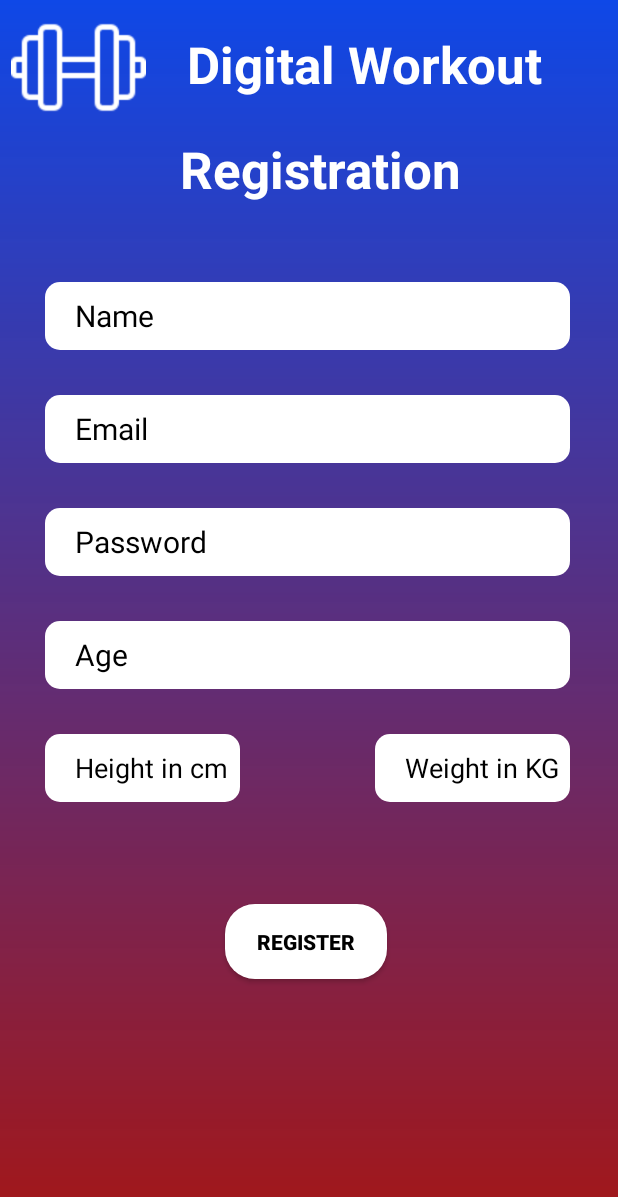
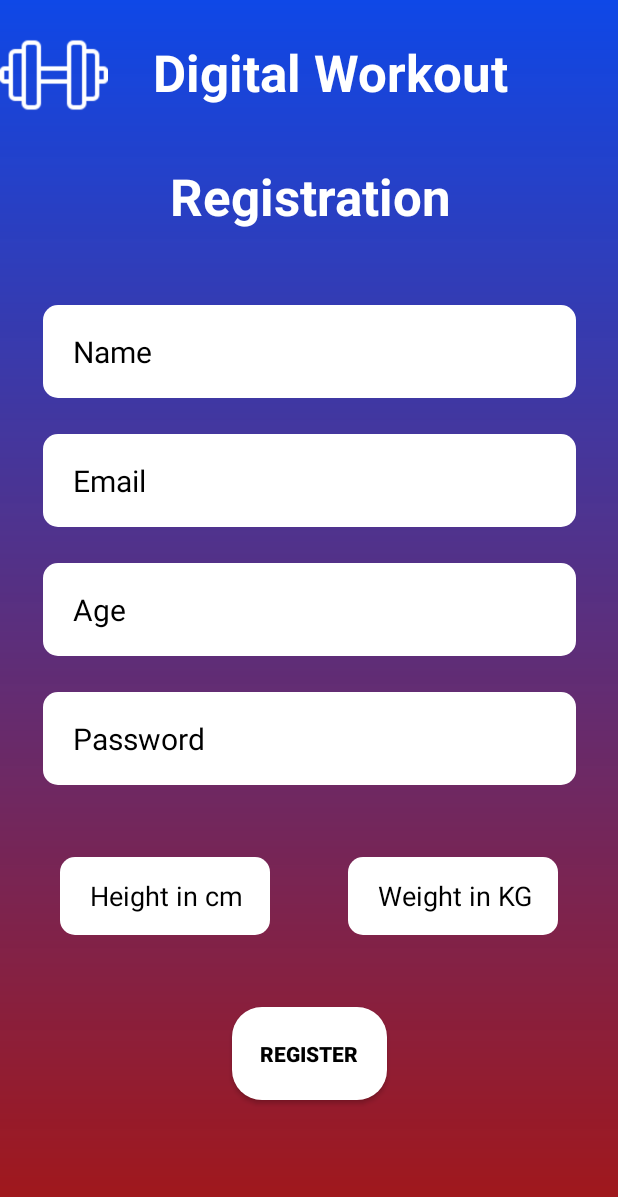
Before and after one commit to AsjadIftikhar/workout, an Android app: the RegistrationActivity screen opened directly, with no data from a screen before it, on a phone screen of 412 x 824 dp. Shown: the top 1197 px of the screen. Run offline under Robolectric (Android 15) with nearby library versions, the phone set to English and light mode, and no system bars; our stand-ins replace Firebase (no records; nobody signed in at launch, a user with empty details on screens opened directly).

Commit message:
registration page

```diff
--- a/app/src/main/res/layout/activity_home.xml
+++ b/app/src/main/res/layout/activity_home.xml
@@ -102,7 +102,7 @@
         android:id="@+id/btn_signup"
         android:layout_width="108dp"
         android:layout_height="50dp"
-        android:layout_marginTop="120dp"
+        android:layout_marginTop="84dp"
         android:background="@drawable/custom_buttons"
         android:text="Sign Up"
         android:textColor="#707070"
--- a/app/src/main/res/layout/activity_registration.xml
+++ b/app/src/main/res/layout/activity_registration.xml
@@ -8,23 +8,14 @@
     android:background="@drawable/ic_iphone_12_pro_max___11">
 
 
-    <ScrollView
-        android:layout_width="match_parent"
-        android:layout_height="match_parent"
-        app:layout_constraintBottom_toBottomOf="parent"
+    <LinearLayout
+        android:id="@+id/linearLayout2"
+        android:layout_width="wrap_content"
+        android:layout_height="wrap_content"
+        android:orientation="horizontal"
         app:layout_constraintEnd_toEndOf="parent"
         app:layout_constraintStart_toStartOf="parent"
         app:layout_constraintTop_toTopOf="parent">
-
-        <LinearLayout
-            android:layout_width="match_parent"
-            android:layout_height="wrap_content"
-            android:orientation="vertical">
-
-            <LinearLayout
-                android:layout_width="match_parent"
-                android:layout_height="match_parent"
-                android:orientation="horizontal">
 
         <ImageView
             android:id="@+id/imageView6"
@@ -35,163 +26,170 @@
 
         <TextView
             android:id="@+id/textView"
-                    android:layout_width="307dp"
-                    android:layout_height="70dp"
-                    android:layout_marginTop="20dp"
+            android:layout_width="340dp"
+            android:layout_height="match_parent"
+            android:layout_marginTop="25dp"
+            android:paddingLeft="30dp"
             android:text="Digital Workout"
             android:textAlignment="center"
-                    android:paddingLeft="20dp"
             android:textColor="@color/white"
             android:textSize="34sp"
             android:textStyle="bold"
-                    android:typeface="normal"
-                    app:layout_constraintEnd_toEndOf="parent"
-                    app:layout_constraintHorizontal_bias="0.512"
-                    app:layout_constraintStart_toStartOf="parent"
-                    app:layout_constraintTop_toBottomOf="@+id/imageView2" />
+            android:typeface="normal" />
 
     </LinearLayout>
 
     <TextView
         android:id="@+id/textView3"
-                android:layout_width="283dp"
-                android:layout_height="68dp"
-                android:layout_marginLeft="100dp"
+        android:layout_width="246dp"
+        android:layout_height="63dp"
+        android:layout_marginTop="8dp"
         android:paddingLeft="20dp"
         android:text="Registration"
         android:textAlignment="center"
         android:textAllCaps="false"
         android:textColor="#FFFFFF"
         android:textSize="34sp"
-                android:textStyle="bold" />
+        android:textStyle="bold"
+        app:layout_constraintEnd_toEndOf="parent"
+        app:layout_constraintHorizontal_bias="0.564"
+        app:layout_constraintStart_toStartOf="parent"
+        app:layout_constraintTop_toBottomOf="@+id/linearLayout2" />
 
     <EditText
         android:id="@+id/tv_name"
-                android:layout_width="350dp"
-                android:layout_height="45dp"
-                android:layout_marginLeft="30dp"
-                android:layout_marginTop="30dp"
+        android:layout_width="355dp"
+        android:layout_height="62dp"
+        android:layout_marginStart="8dp"
+        android:layout_marginTop="32dp"
+        android:layout_marginEnd="8dp"
         android:background="@drawable/custom_editview"
         android:ems="10"
         android:hint="Name"
         android:inputType="textPersonName"
+
         android:paddingLeft="20dp"
         android:textColor="#000000"
         android:textColorHint="#000000"
+        android:textSize="20dp"
+        app:layout_constraintEnd_toEndOf="parent"
+        app:layout_constraintStart_toStartOf="parent"
+        app:layout_constraintTop_toBottomOf="@+id/textView3" />
 
-                android:textSize="20dp" />
     <EditText
         android:id="@+id/tv_email"
-                android:layout_width="350dp"
-                android:layout_height="45dp"
+        android:layout_width="355dp"
+        android:layout_height="62dp"
+        android:layout_marginTop="24dp"
+        android:background="@drawable/custom_editview"
         android:ems="10"
+        android:hint="Email"
         android:inputType="textEmailAddress"
-                android:hint="Email"
+        android:paddingLeft="20dp"
+        android:textColor="#000000"
+
         android:textColorHint="#000000"
         android:textSize="20dp"
+        app:layout_constraintEnd_toEndOf="parent"
+        app:layout_constraintStart_toStartOf="parent"
+        app:layout_constraintTop_toBottomOf="@+id/tv_name" />
+
+    <EditText
+        android:id="@+id/tv_Age"
+        android:layout_width="355dp"
+        android:layout_height="62dp"
+        android:layout_marginTop="24dp"
+        android:background="@drawable/custom_editview"
+        android:ems="10"
+        android:hint="Age"
+        android:inputType="number"
+        android:paddingLeft="20dp"
         android:textColor="#000000"
-                android:layout_marginTop="30dp"
-                android:layout_marginLeft="30dp"
-                android:paddingLeft="20dp"
 
-                android:background="@drawable/custom_editview"
-                />
-            <EditText
-                android:id="@+id/tv_password"
-                android:layout_width="350dp"
-                android:layout_height="45dp"
-                android:ems="10"
-                android:inputType="textPersonName"
-                android:hint="Password"
         android:textColorHint="#000000"
         android:textSize="20dp"
-                android:textColor="#000000"
-                android:layout_marginTop="30dp"
-                android:layout_marginLeft="30dp"
-                android:paddingLeft="20dp"
+        app:layout_constraintEnd_toEndOf="parent"
+        app:layout_constraintStart_toStartOf="parent"
+        app:layout_constraintTop_toBottomOf="@+id/tv_email" />
 
-                android:background="@drawable/custom_editview"
-                />
-            <EditText
-                android:id="@+id/tv_Age"
-                android:layout_width="350dp"
-                android:layout_height="45dp"
-                android:ems="10"
-                android:inputType="number"
-                android:hint="Age"
-                android:textColorHint="#000000"
-                android:textSize="20dp"
-                android:textColor="#000000"
-                android:layout_marginTop="30dp"
-                android:layout_marginLeft="30dp"
-                android:paddingLeft="20dp"
-
-                android:background="@drawable/custom_editview"
-                />
-
-            <LinearLayout
-                android:layout_width="match_parent"
-                android:layout_height="match_parent"
-                android:orientation="horizontal">
-
-                <EditText
-                    android:id="@+id/tv_height"
-                    android:layout_width="130dp"
-                    android:layout_height="45dp"
-                    android:layout_marginLeft="30dp"
-                    android:layout_marginTop="30dp"
-                    android:background="@drawable/custom_editview"
-                    android:ems="10"
-                    android:inputType="number"
-                    android:paddingLeft="20dp"
-                    android:hint="Height in cm"
-                    android:textColorHint="#000000"
-                    android:textSize="18dp"
-                    android:textColor="#000000"/>
-                <EditText
-                    android:id="@+id/tv_weight"
-                    android:layout_width="130dp"
-                    android:layout_height="45dp"
-                    android:layout_marginLeft="90dp"
-                    android:layout_marginTop="30dp"
-                    android:background="@drawable/custom_editview"
-                    android:ems="10"
-                    android:inputType="number"
-                    android:paddingLeft="20dp"
-                    android:hint="Weight in KG"
-                    android:textColorHint="#000000"
-                    android:textSize="18dp"
-                    android:textColor="#000000"
-                     />
-            </LinearLayout>
     <Button
         android:id="@+id/btn_register"
-                android:layout_width="108dp"
-                android:layout_height="50dp"
-                android:layout_marginTop="68dp"
-                android:layout_marginLeft="150dp"
+        android:layout_width="103dp"
+        android:layout_height="62dp"
+        android:layout_marginTop="148dp"
+
         android:background="@drawable/custom_buttons"
-
         android:text="Register"
+        android:textColor="#000000"
         android:textStyle="bold"
-                android:textColor="#000000"
         app:backgroundTint="#FFFFFF"
         app:iconTint="#DEE1F4"
         app:layout_constraintEnd_toEndOf="parent"
-                app:layout_constraintHorizontal_bias="0.498"
         app:layout_constraintStart_toStartOf="parent"
-                app:layout_constraintTop_toBottomOf="@+id/button" />
+        app:layout_constraintTop_toBottomOf="@+id/tv_password" />
 
     <ProgressBar
         android:id="@+id/progressbar_register"
         style="?android:attr/progressBarStyle"
         android:layout_width="wrap_content"
         android:layout_height="wrap_content"
-                android:layout_marginTop="5dp"
-                android:layout_marginLeft="180dp"
-                android:visibility="invisible" />
+        android:layout_marginTop="40dp"
+        android:visibility="invisible"
+        app:layout_constraintEnd_toEndOf="parent"
+        app:layout_constraintHorizontal_bias="0.494"
+        app:layout_constraintStart_toStartOf="parent"
+        app:layout_constraintTop_toBottomOf="@+id/btn_register" />
 
+    <EditText
+        android:id="@+id/tv_height"
+        android:layout_width="140dp"
+        android:layout_height="52dp"
+        android:layout_marginStart="40dp"
+        android:layout_marginTop="48dp"
+        android:background="@drawable/custom_editview"
+        android:ems="10"
+        android:hint="Height in cm"
+        android:inputType="number"
+        android:paddingLeft="20dp"
+        android:textColor="#000000"
+        android:textColorHint="#000000"
+        android:textSize="18dp"
+        app:layout_constraintStart_toStartOf="parent"
+        app:layout_constraintTop_toBottomOf="@+id/tv_password" />
 
-        </LinearLayout>
-    </ScrollView>
+    <EditText
+        android:id="@+id/tv_weight"
+        android:layout_width="140dp"
+        android:layout_height="52dp"
+        android:layout_marginTop="48dp"
+        android:layout_marginEnd="40dp"
+        android:background="@drawable/custom_editview"
+        android:ems="10"
+        android:hint="Weight in KG"
+        android:inputType="number"
+        android:paddingLeft="20dp"
+        android:textColor="#000000"
+        android:textColorHint="#000000"
+        android:textSize="18dp"
+        app:layout_constraintEnd_toEndOf="parent"
+        app:layout_constraintTop_toBottomOf="@+id/tv_password" />
+
+    <EditText
+        android:id="@+id/tv_password"
+        android:layout_width="355dp"
+        android:layout_height="62dp"
+        android:layout_marginTop="24dp"
+        android:background="@drawable/custom_editview"
+        android:ems="10"
+        android:hint="Password"
+        android:inputType="textPersonName"
+        android:paddingLeft="20dp"
+        android:textColor="#000000"
+
+        android:textColorHint="#000000"
+        android:textSize="20dp"
+        app:layout_constraintEnd_toEndOf="parent"
+        app:layout_constraintStart_toStartOf="parent"
+        app:layout_constraintTop_toBottomOf="@+id/tv_Age" />
+
 </androidx.constraintlayout.widget.ConstraintLayout>
```
Lines whose indentation alone changed are shown as unchanged.
